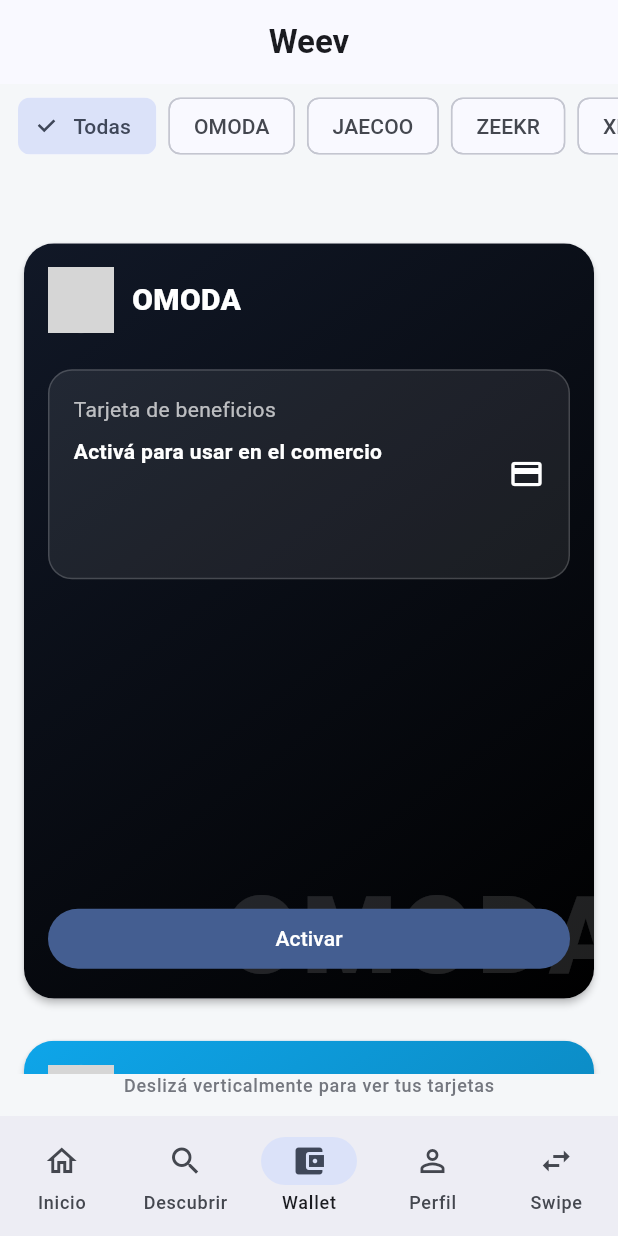
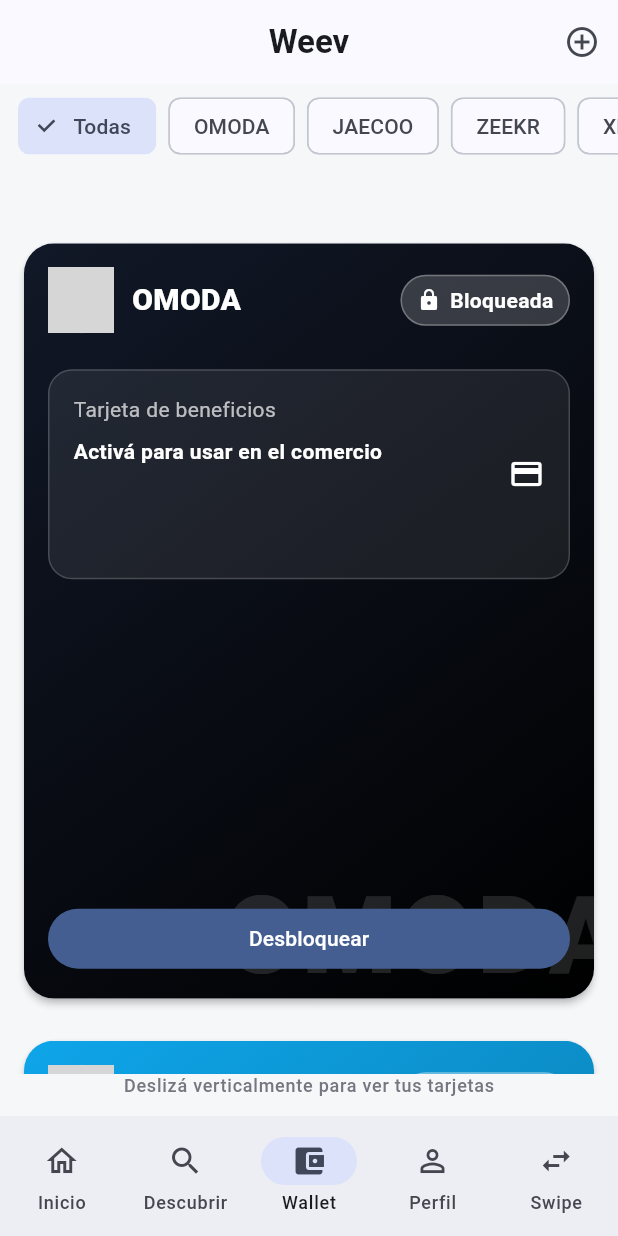
Before and after one commit to xaxiuy/weev_app, a Flutter app: the screen it shows once a user with an empty profile is signed in, item 3 of the bottom bar chosen, on a phone screen of 412 x 824 dp. Run offline on Flutter 3.47's test engine with Material 3 defaults, Android fonts, the phone set to English and light mode, and no system bars; our stand-ins replace cloud_firestore, firebase_auth, firebase_core, qr_flutter, shared_preferences; accounts and stored records are empty; network calls fail; grey boxes are pictures that could not be loaded.

Commit message:
fix(activation): separar screens, agregar WalletState y streams, ajustar home

```diff
--- a/lib/home_screen.dart
+++ b/lib/home_screen.dart
@@ -1,8 +1,10 @@
 import 'package:flutter/material.dart';
 import 'package:firebase_auth/firebase_auth.dart';
+
 import 'profile_edit_screen.dart';
 import 'wallet_service.dart';
 import 'wallet_code_screen.dart';
+import 'activation_screen.dart';
 
 /// Pantalla principal con 5 tabs:
 /// Inicio · Descubrir · Wallet · Perfil · Swipe
@@ -18,7 +20,7 @@ class _HomeScreenState extends State<HomeScreen> {
   late final List<Widget> _pages = [
     const _HomeTab(),
     const _StubPage(title: 'Descubrir (próximamente)'),
-    const _WalletTab(), // Wallet con persistencia Firestore
+    const _WalletTab(),
     const _ProfileTab(),
     const _SwipeTab(),
   ];
@@ -30,6 +32,17 @@ class _HomeScreenState extends State<HomeScreen> {
         centerTitle: true,
         elevation: 0,
         title: const Text('Weev', style: TextStyle(fontWeight: FontWeight.w700)),
+        actions: [
+          IconButton(
+            tooltip: 'Activar artículo',
+            icon: const Icon(Icons.add_circle_outline),
+            onPressed: () {
+              Navigator.of(context).push(
+                MaterialPageRoute(builder: (_) => const ActivationScreen()),
+              );
+            },
+          ),
+        ],
       ),
       body: _pages[_index],
       bottomNavigationBar: NavigationBar(
@@ -233,7 +246,7 @@ class _PostCard extends StatelessWidget {
 }
 
 ////////////////////////////////////////////////////////////////
-/// WALLET (apiladas + activar) con persistencia Firestore
+/// WALLET (bloqueadas/desbloqueadas + activar)
 ////////////////////////////////////////////////////////////////
 class _WalletTab extends StatefulWidget {
   const _WalletTab();
@@ -242,32 +255,11 @@ class _WalletTab extends StatefulWidget {
 }
 
 class _WalletTabState extends State<_WalletTab> {
-  // Datos de ejemplo: marca, color, logo
   final List<_WalletCardData> _allCards = [
-    _WalletCardData(
-      id: 'omoda',
-      brand: 'OMODA',
-      color: const Color(0xFF111827),
-      logoUrl: 'https://api.dicebear.com/7.x/initials/svg?seed=OMODA',
-    ),
-    _WalletCardData(
-      id: 'jaecoo',
-      brand: 'JAECOO',
-      color: const Color(0xFF0EA5E9),
-      logoUrl: 'https://api.dicebear.com/7.x/initials/svg?seed=JAECOO',
-    ),
-    _WalletCardData(
-      id: 'zeekr',
-      brand: 'ZEEKR',
-      color: const Color(0xFF9333EA),
-      logoUrl: 'https://api.dicebear.com/7.x/initials/svg?seed=ZEEKR',
-    ),
-    _WalletCardData(
-      id: 'xpeng',
-      brand: 'XPENG',
-      color: const Color(0xFF10B981),
-      logoUrl: 'https://api.dicebear.com/7.x/initials/svg?seed=XPENG',
-    ),
+    _WalletCardData(id: 'omoda', brand: 'OMODA', color: const Color(0xFF111827), logoUrl: 'https://api.dicebear.com/7.x/initials/svg?seed=OMODA'),
+    _WalletCardData(id: 'jaecoo', brand: 'JAECOO', color: const Color(0xFF0EA5E9), logoUrl: 'https://api.dicebear.com/7.x/initials/svg?seed=JAECOO'),
+    _WalletCardData(id: 'zeekr', brand: 'ZEEKR', color: const Color(0xFF9333EA), logoUrl: 'https://api.dicebear.com/7.x/initials/svg?seed=ZEEKR'),
+    _WalletCardData(id: 'xpeng', brand: 'XPENG', color: const Color(0xFF10B981), logoUrl: 'https://api.dicebear.com/7.x/initials/svg?seed=XPENG'),
   ];
 
   String _filter = 'Todas';
@@ -293,25 +285,22 @@ class _WalletTabState extends State<_WalletTab> {
       return Center(
         child: Padding(
           padding: const EdgeInsets.all(24),
-          child: Text(
-            'Iniciá sesión para usar tu Wallet',
-            style: Theme.of(context).textTheme.titleMedium,
-            textAlign: TextAlign.center,
-          ),
+          child: Text('Iniciá sesión para usar tu Wallet', style: Theme.of(context).textTheme.titleMedium, textAlign: TextAlign.center),
         ),
       );
     }
 
     final uid = user.uid;
 
-    return StreamBuilder<String?>(
-      stream: WalletService.activeCardIdStream(uid),
+    return StreamBuilder<WalletState>(
+      stream: WalletService.walletStateStream(uid),
       builder: (context, snap) {
-        final activeId = snap.data;
+        final state = snap.data ?? const WalletState(activeCardId: null, unlocked: <String>{});
+        final activeId = state.activeCardId;
+        final unlocked = state.unlocked;
 
         return Column(
           children: [
-            // Filtros por marca
             SizedBox(
               height: 56,
               child: ListView(
@@ -327,8 +316,6 @@ class _WalletTabState extends State<_WalletTab> {
                 ],
               ),
             ),
-
-            // Pila vertical estilo Wallet (PageView vertical)
             Expanded(
               child: PageView.builder(
                 controller: _pageController,
@@ -337,21 +324,34 @@ class _WalletTabState extends State<_WalletTab> {
                 itemBuilder: (context, index) {
                   final card = _filtered[index];
                   final isActive = activeId == card.id;
+                  final isUnlocked = unlocked.contains(card.id);
 
                   return Padding(
                     padding: const EdgeInsets.symmetric(vertical: 10, horizontal: 12),
                     child: _WalletCard(
                       data: card,
                       isActive: isActive,
-                      onActivate: () => WalletService.setActiveCardId(uid, card.id),
-                      onDeactivate: () => WalletService.setActiveCardId(uid, null),
+                      isUnlocked: isUnlocked,
+                      onUnlock: () => Navigator.of(context).push(MaterialPageRoute(builder: (_) => const ActivationScreen())),
+                      onActivate: isUnlocked ? () => WalletService.setActiveCardId(uid, card.id) : null,
+                      onDeactivate: isUnlocked ? () => WalletService.setActiveCardId(uid, null) : null,
+                      onShowCode: isUnlocked
+                          ? () {
+                              Navigator.of(context).push(MaterialPageRoute(
+                                builder: (_) => WalletCodeScreen(
+                                  cardId: card.id,
+                                  brand: card.brand,
+                                  color: card.color,
+                                  logoUrl: card.logoUrl,
+                                ),
+                              ));
+                            }
+                          : null,
                     ),
                   );
                 },
               ),
             ),
-
-            // Info “apiladas”
             Padding(
               padding: const EdgeInsets.only(bottom: 12),
               child: Text(
@@ -380,26 +380,27 @@ class _WalletCardData {
   final String brand;
   final Color color;
   final String logoUrl;
-  const _WalletCardData({
-    required this.id,
-    required this.brand,
-    required this.color,
-    required this.logoUrl,
-  });
+  const _WalletCardData({required this.id, required this.brand, required this.color, required this.logoUrl});
 }
 
 class _WalletCard extends StatelessWidget {
   const _WalletCard({
     required this.data,
     required this.isActive,
+    required this.isUnlocked,
+    required this.onUnlock,
     required this.onActivate,
     required this.onDeactivate,
+    required this.onShowCode,
   });
 
   final _WalletCardData data;
   final bool isActive;
-  final VoidCallback onActivate;
-  final VoidCallback onDeactivate;
+  final bool isUnlocked;
+  final VoidCallback onUnlock;
+  final VoidCallback? onActivate;
+  final VoidCallback? onDeactivate;
+  final VoidCallback? onShowCode;
 
   Color _darken(Color c, [double amount = 0.12]) {
     final hsl = HSLColor.fromColor(c);
@@ -415,17 +416,13 @@ class _WalletCard extends StatelessWidget {
       elevation: isActive ? 8 : 2,
       clipBehavior: Clip.antiAlias,
       shape: RoundedRectangleBorder(borderRadius: BorderRadius.circular(20)),
-      child: Container(
+      child: Stack(
+        children: [
+          Container(
             decoration: BoxDecoration(
-          gradient: LinearGradient(
-            colors: [bg, bg2],
-            begin: Alignment.topLeft,
-            end: Alignment.bottomRight,
+              gradient: LinearGradient(colors: [bg, bg2], begin: Alignment.topLeft, end: Alignment.bottomRight),
             ),
           ),
-        child: Stack(
-          children: [
-            // Marca en watermark
           Positioned(
             right: -20,
             bottom: -10,
@@ -433,23 +430,13 @@ class _WalletCard extends StatelessWidget {
               opacity: 0.12,
               child: Text(
                 data.brand,
-                  style: const TextStyle(
-                    fontSize: 72,
-                    fontWeight: FontWeight.w900,
-                    letterSpacing: 2,
-                    color: Colors.white,
+                style: const TextStyle(fontSize: 72, fontWeight: FontWeight.w900, letterSpacing: 2, color: Colors.white),
               ),
             ),
           ),
-            ),
-
-            // Contenido
           Padding(
             padding: const EdgeInsets.fromLTRB(16, 16, 16, 16),
-              child: Column(
-                crossAxisAlignment: CrossAxisAlignment.start,
-                children: [
-                  // Header: logo + marca + estado
+            child: Column(crossAxisAlignment: CrossAxisAlignment.start, children: [
               Row(
                 crossAxisAlignment: CrossAxisAlignment.center,
                 children: [
@@ -462,19 +449,30 @@ class _WalletCard extends StatelessWidget {
                   Expanded(
                     child: Text(
                       data.brand,
-                          style: const TextStyle(
-                            fontSize: 20,
-                            fontWeight: FontWeight.w800,
-                            color: Colors.white,
+                      style: const TextStyle(fontSize: 20, fontWeight: FontWeight.w800, color: Colors.white),
                     ),
                   ),
+                  if (isUnlocked && isActive) const _ActivePill(),
+                  if (!isUnlocked)
+                    Container(
+                      padding: const EdgeInsets.symmetric(horizontal: 10, vertical: 6),
+                      decoration: BoxDecoration(
+                        color: Colors.white.withValues(alpha: 0.18),
+                        borderRadius: BorderRadius.circular(999),
+                        border: Border.all(color: Colors.white.withValues(alpha: 0.3)),
                       ),
-                      if (isActive) const _ActivePill(),
+                      child: const Row(
+                        mainAxisSize: MainAxisSize.min,
+                        children: [
+                          Icon(Icons.lock, size: 16, color: Colors.white),
+                          SizedBox(width: 6),
+                          Text('Bloqueada', style: TextStyle(color: Colors.white, fontWeight: FontWeight.w700)),
+                        ],
+                      ),
+                    ),
                 ],
               ),
               const SizedBox(height: 24),
-
-                  // “Tarjeta” visual
               Container(
                 height: 140,
                 decoration: BoxDecoration(
@@ -491,10 +489,7 @@ class _WalletCard extends StatelessWidget {
                         children: [
                           Text('Tarjeta de beneficios', style: TextStyle(color: Colors.white70)),
                           SizedBox(height: 8),
-                              Text(
-                                'Activá para usar en el comercio',
-                                style: TextStyle(color: Colors.white, fontWeight: FontWeight.w700),
-                              ),
+                          Text('Activá para usar en el comercio', style: TextStyle(color: Colors.white, fontWeight: FontWeight.w700)),
                         ],
                       ),
                     ),
@@ -502,50 +497,25 @@ class _WalletCard extends StatelessWidget {
                   ],
                 ),
               ),
-
               const Spacer(),
-
-                  // Acciones
               Row(
                 children: [
-                      if (!isActive)
-                        Expanded(
-                          child: FilledButton(
-                            onPressed: onActivate,
-                            child: const Text('Activar'),
-                          ),
-                        )
-                      else ...[
-                        Expanded(
-                          child: FilledButton.tonal(
-                            onPressed: onDeactivate,
-                            child: const Text('Desactivar'),
-                          ),
-                        ),
+                  if (!isUnlocked)
+                    Expanded(child: FilledButton(onPressed: onUnlock, child: const Text('Desbloquear')))
+                  else if (!isActive) ...[
+                    Expanded(child: FilledButton(onPressed: onActivate, child: const Text('Activar'))),
                     const SizedBox(width: 8),
-                        Expanded(
-                          child: FilledButton(
-                            onPressed: () {
-                              Navigator.of(context).push(MaterialPageRoute(
-                                builder: (_) => WalletCodeScreen(
-                                  cardId: data.id,
-                                  brand: data.brand,
-                                  color: data.color,
-                                  logoUrl: data.logoUrl,
-                                ),
-                              ));
-                            },
-                            child: const Text('Mostrar código'),
-                          ),
-                        ),
+                    Expanded(child: FilledButton.tonal(onPressed: onShowCode, child: const Text('Mostrar código'))),
+                  ] else ...[
+                    Expanded(child: FilledButton.tonal(onPressed: onDeactivate, child: const Text('Desactivar'))),
+                    const SizedBox(width: 8),
+                    Expanded(child: FilledButton(onPressed: onShowCode, child: const Text('Mostrar código'))),
                   ],
                 ],
               ),
-                ],
-              ),
+            ]),
           ),
         ],
-        ),
       ),
     );
   }
@@ -615,24 +585,16 @@ class _ProfileTab extends StatelessWidget {
                 ),
                 const SizedBox(width: 16),
                 Expanded(
-                  child: Column(
-                    crossAxisAlignment: CrossAxisAlignment.start,
-                    children: [
-                      Text(
-                        name.isNotEmpty ? name : 'Usuario Weev',
-                        style: Theme.of(context).textTheme.titleMedium?.copyWith(fontWeight: FontWeight.w800),
-                      ),
+                  child: Column(crossAxisAlignment: CrossAxisAlignment.start, children: [
+                    Text(name.isNotEmpty ? name : 'Usuario Weev', style: Theme.of(context).textTheme.titleMedium?.copyWith(fontWeight: FontWeight.w800)),
                     const SizedBox(height: 4),
                     Text(email, style: Theme.of(context).textTheme.bodyMedium?.copyWith(color: Colors.black54)),
-                    ],
-                  ),
+                  ]),
                 ),
                 FilledButton.icon(
                   icon: const Icon(Icons.edit),
                   label: const Text('Editar'),
-                  onPressed: () => Navigator.of(context).push(
-                    MaterialPageRoute(builder: (_) => const ProfileEditScreen()),
-                  ),
+                  onPressed: () => Navigator.of(context).push(MaterialPageRoute(builder: (_) => const ProfileEditScreen())),
                 )
               ],
             ),
@@ -641,25 +603,17 @@ class _ProfileTab extends StatelessWidget {
         const SizedBox(height: 12),
         Card(
           shape: RoundedRectangleBorder(borderRadius: BorderRadius.circular(16)),
-          child: Column(
-            children: [
+          child: Column(children: [
             ListTile(leading: const Icon(Icons.fingerprint), title: const Text('UID'), subtitle: Text(user.uid)),
             const Divider(height: 0),
-              ListTile(
-                leading: const Icon(Icons.verified_user_outlined),
-                title: const Text('Email verificado'),
-                subtitle: Text(user.emailVerified ? 'Sí' : 'No'),
-              ),
-            ],
-          ),
+            ListTile(leading: const Icon(Icons.verified_user_outlined), title: const Text('Email verificado'), subtitle: Text(user.emailVerified ? 'Sí' : 'No')),
+          ]),
         ),
         const SizedBox(height: 12),
         FilledButton.tonalIcon(
           icon: const Icon(Icons.logout),
           label: const Text('Cerrar sesión'),
-          onPressed: () async {
-            await FirebaseAuth.instance.signOut();
-          },
+          onPressed: () async => FirebaseAuth.instance.signOut(),
         ),
       ],
     );
--- a/lib/wallet_service.dart
+++ b/lib/wallet_service.dart
@@ -1,54 +1,113 @@
 import 'package:cloud_firestore/cloud_firestore.dart';
 
-class WalletService {
-  WalletService._();
+class WalletState {
+  final String? activeCardId;
+  final Set<String> unlocked;
 
-  static final FirebaseFirestore _db = FirebaseFirestore.instance;
+  const WalletState({
+    required this.activeCardId,
+    required this.unlocked,
+  });
 
-  /// Doc: users/{uid}/wallet/state
-  static DocumentReference<Map<String, dynamic>> _stateDoc(String uid) {
-    return _db.collection('users').doc(uid).collection('wallet').doc('state');
+  factory WalletState.fromMap(Map<String, dynamic>? data) {
+    final unlockedList = (data?['unlocked'] as List?)?.cast<String>() ?? <String>[];
+    return WalletState(
+      activeCardId: data?['activeCardId'] as String?,
+      unlocked: unlockedList.toSet(),
+    );
   }
 
-  /// Subcolección de usos: users/{uid}/wallet/state/uses/{autoId}
-  static CollectionReference<Map<String, dynamic>> _usesCol(String uid) {
-    return _stateDoc(uid).collection('uses');
+  Map<String, dynamic> toMap() => {
+        'activeCardId': activeCardId,
+        'unlocked': unlocked.toList(),
+      };
+}
+
+class WalletService {
+  static final _db = FirebaseFirestore.instance;
+
+  static DocumentReference<Map<String, dynamic>> _stateDoc(String uid) =>
+      _db.collection('users').doc(uid).collection('wallet').doc('state');
+
+  /// Stream en vivo del estado de la wallet del usuario
+  static Stream<WalletState> walletStateStream(String uid) {
+    return _stateDoc(uid).snapshots().map(
+      (snap) => WalletState.fromMap(snap.data()),
+    );
   }
 
-  /// Stream del ID de la tarjeta activa (o null si no hay).
-  static Stream<String?> activeCardIdStream(String uid) {
-    return _stateDoc(uid).snapshots().map((snap) {
-      final data = snap.data();
-      return data == null ? null : (data['activeCardId'] as String?);
+  /// Establece la tarjeta activa o la desactiva (null)
+  static Future<void> setActiveCardId(String uid, String? cardId) async {
+    await _stateDoc(uid).set({'activeCardId': cardId}, SetOptions(merge: true));
+  }
+
+  /// Registra un uso (opcional, para historial/analytics)
+  static Future<void> registerUse(String uid, String cardId) async {
+    final usesCol = _db
+        .collection('users')
+        .doc(uid)
+        .collection('wallet')
+        .doc('uses')
+        .collection('items');
+    await usesCol.add({
+      'cardId': cardId,
+      'ts': FieldValue.serverTimestamp(),
     });
   }
 
-  /// Setea la tarjeta activa. Si [cardId] es null, desactiva.
-  static Future<void> setActiveCardId(String uid, String? cardId) {
-    return _stateDoc(uid).set(
-      {
-        'activeCardId': cardId,
-        'updatedAt': FieldValue.serverTimestamp(),
-      },
-      SetOptions(merge: true),
-    );
-  }
+  /// Canjea un código y desbloquea tarjetas (transacción)
+  static Future<WalletRedeemResult> redeemActivationCode(String uid, String code) async {
+    final clean = code.trim();
+    if (clean.isEmpty) {
+      return WalletRedeemResult(false, message: 'Código vacío');
+    }
 
-  /// Registra un uso (cuando el usuario muestra el código).
-  static Future<void> logUse(String uid, String cardId, {String? merchant}) {
-    return _usesCol(uid).add({
-      'cardId': cardId,
-      'merchant': merchant, // opcional
-      'at': FieldValue.serverTimestamp(),
+    final codeRef = _db.collection('activation_codes').doc(clean);
+    final snap = await codeRef.get();
+    if (!snap.exists) {
+      return WalletRedeemResult(false, message: 'Código inválido');
+    }
+
+    return await _db.runTransaction<WalletRedeemResult>((tx) async {
+      final fresh = await tx.get(codeRef);
+      if (!fresh.exists) {
+        return WalletRedeemResult(false, message: 'Código inválido');
+      }
+      final data = fresh.data() as Map<String, dynamic>;
+      final usedBy = data['usedBy'];
+      final List<String> cardIds = (data['cardIds'] as List?)?.cast<String>() ?? <String>[];
+
+      if (usedBy != null && usedBy != uid) {
+        return WalletRedeemResult(false, message: 'Este código ya fue usado');
+      }
+      if (cardIds.isEmpty) {
+        return WalletRedeemResult(false, message: 'El código no tiene tarjetas asociadas');
+      }
+
+      // Marcar código como usado por este usuario
+      tx.set(codeRef, {
+        'usedBy': uid,
+        'usedAt': FieldValue.serverTimestamp(),
+      }, SetOptions(merge: true));
+
+      // Agregar tarjetas a "unlocked"
+      final stateRef = _stateDoc(uid);
+      final stateSnap = await tx.get(stateRef);
+      final current = (stateSnap.data()?['unlocked'] as List?)?.cast<String>() ?? <String>[];
+      final updated = {...current, ...cardIds}.toList();
+
+      tx.set(stateRef, {'unlocked': updated}, SetOptions(merge: true));
+
+      return WalletRedeemResult(true,
+          message: 'Código canjeado', unlockedCardIds: cardIds);
     });
   }
+}
 
-  /// Últimos N usos (para mostrar historial).
-  static Stream<List<Map<String, dynamic>>> lastUsesStream(String uid, {int limit = 20}) {
-    return _usesCol(uid)
-        .orderBy('at', descending: true)
-        .limit(limit)
-        .snapshots()
-        .map((q) => q.docs.map((d) => {'id': d.id, ...d.data()}).toList());
-  }
+class WalletRedeemResult {
+  final bool ok;
+  final String message;
+  final List<String> unlockedCardIds;
+
+  WalletRedeemResult(this.ok, {required this.message, this.unlockedCardIds = const []});
 }
```
Also changed, not shown: lib/activation_screen.dart (added, +76 -0 lines), lib/wallet_code_screen.dart (+29 -168 lines). Lines whose indentation alone changed are shown as unchanged.
